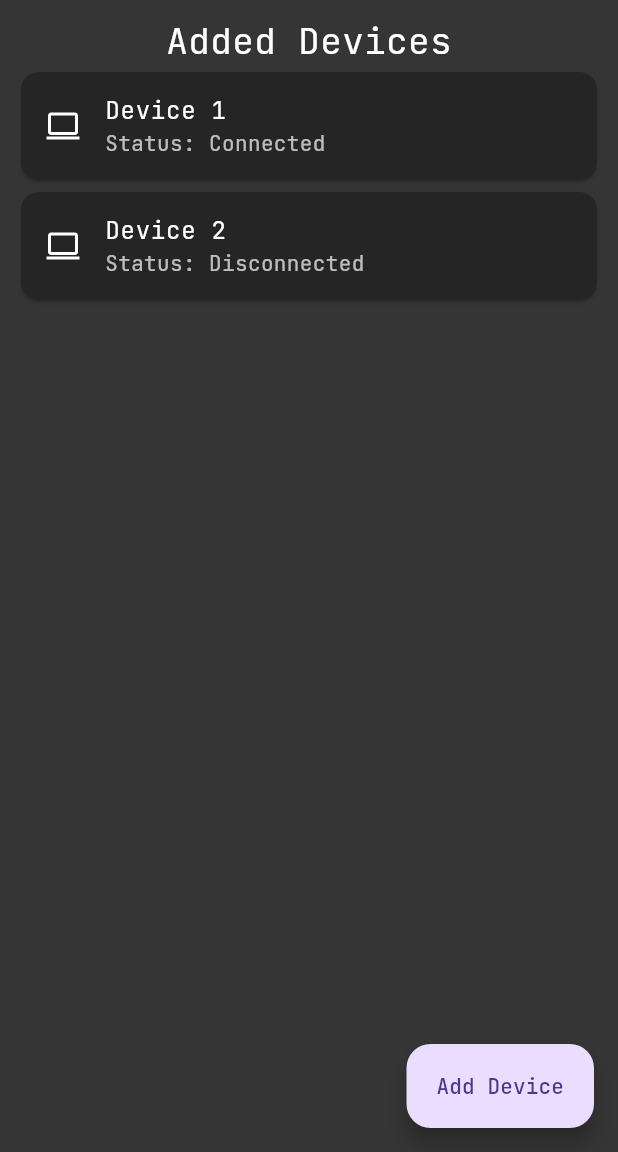
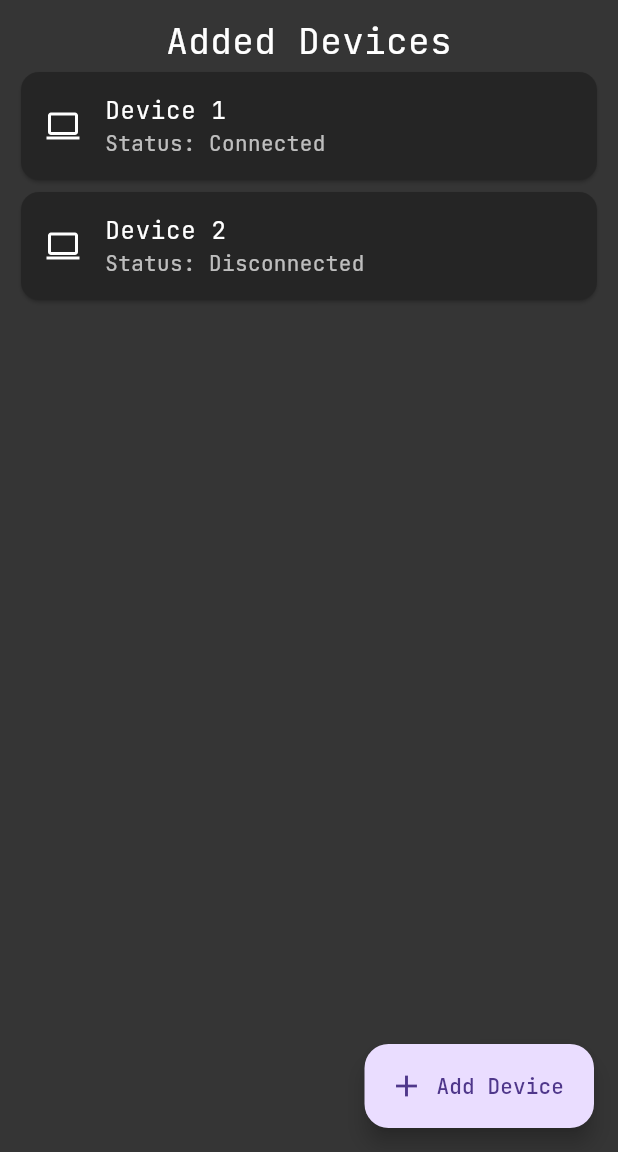
Before and after one commit to Theodor-Litt-Schule-Neumunster/RePCC, a Flutter app: the screen it shows after launch, on a phone screen of 412 x 824 dp, the part 84-1236 px from its top. Run offline on Flutter 3.47's test engine with Material 3 defaults, Android fonts, the phone set to English and light mode, and no system bars; our stand-ins replace flutter_svg.

Commit message:
changed background color of home screen according to color palette

```diff
--- a/App/repcc_android/lib/screens/home.dart
+++ b/App/repcc_android/lib/screens/home.dart
@@ -9,7 +9,7 @@ class HomeScreen extends StatelessWidget {
   Widget build(BuildContext context) {
     const String appTitle = 'RePCC';
     return Scaffold(
-      backgroundColor: Color(0xFF151515),
+      backgroundColor: Color(0xFF353535),
       appBar: AppBar(
         backgroundColor: Color(0xFF121212),
         title: Center(child: Text(appTitle, style: TextStyle(color: Colors.white, fontSize: 35),)),
@@ -70,6 +70,7 @@ class HomeScreen extends StatelessWidget {
         onPressed: () {
           Navigator.push(context, MaterialPageRoute(builder: (context) =>  ConnectScreen()));
         },
+        icon: Icon(Icons.add),
         label: Text('Add Device')
       ),
     );
```
